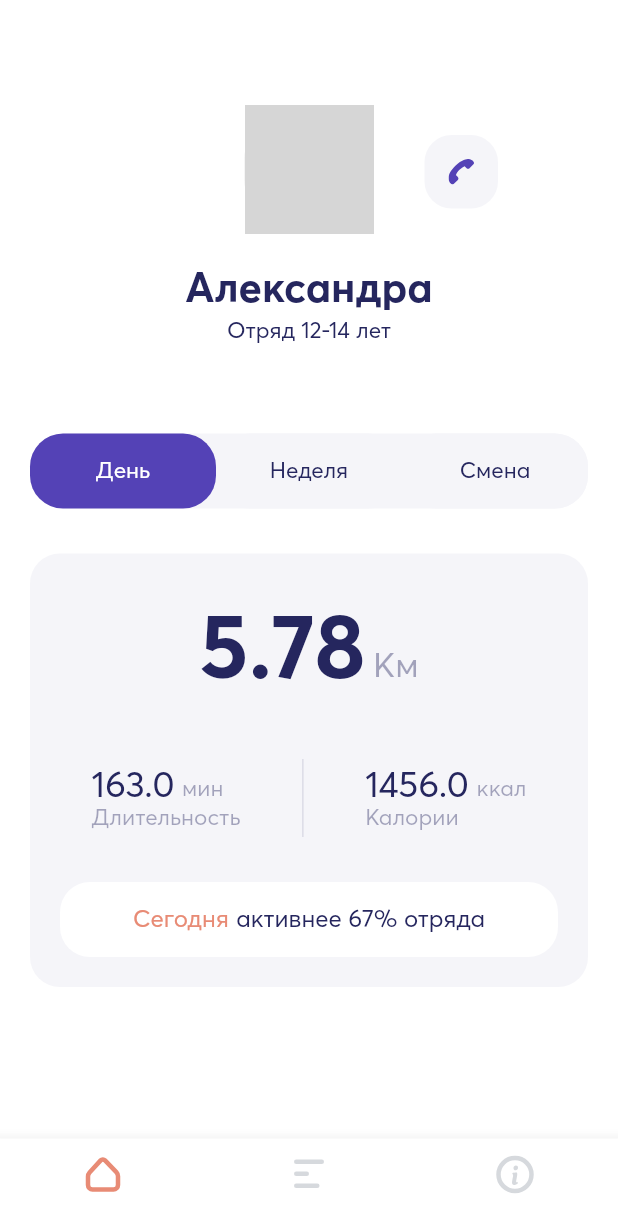
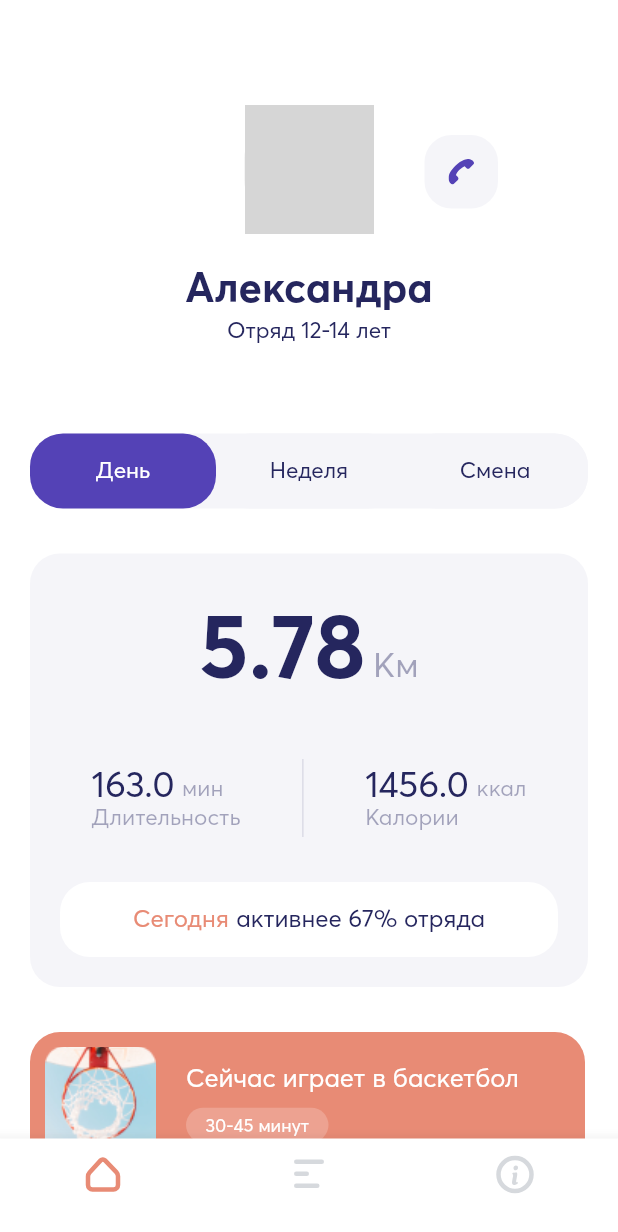
Before and after one commit to Optimist-Hacks/Hackathon.Yanao.2019, a Flutter app: the screen it shows after launch, on a phone screen of 412 x 824 dp. Shown: the top 1232 px of the screen. Run offline on Flutter 3.47's test engine with Material 2 defaults, Android fonts, the phone set to English and light mode, and no system bars; drawn by our look-alikes of cached_network_image; our stand-ins replace built_collection, built_value, flutter_svg, rxdart; generated files the repository leaves out were written again; network calls fail; grey boxes are pictures that could not be loaded.

Commit message:
basketball

```diff
--- a/lib/domain/home_bloc.dart
+++ b/lib/domain/home_bloc.dart
@@ -1,8 +1,9 @@
+import 'package:flutter_app/model/activity_item.dart';
 import 'package:flutter_app/model/day_filter.dart';
-import 'package:flutter_app/model/navigation_item.dart';
 import 'package:flutter_app/model/state/home_state.dart';
-import 'package:flutter_app/model/state/main_state.dart';
+import 'package:flutter_app/ui/berezka_icons.dart';
 import 'package:rxdart/rxdart.dart';
+import 'package:built_collection/built_collection.dart';
 
 class HomeBloc {
   final _stateSubject = BehaviorSubject<HomeState>();
@@ -11,8 +12,14 @@ class HomeBloc {
   Stream<HomeState> get state => _stateSubject;
 
   HomeBloc() {
-    initState =
-        HomeState((b) => b..activeDayFilter = DayFilter.day.toBuilder());
+    initState = HomeState((b) => b
+      ..activeDayFilter = DayFilter.day.toBuilder()
+      ..activityItems = BuiltSet<ActivityItem>([
+        ActivityItem((b) => b
+          ..icon = BerezkaIcons.basketball
+          ..name = "Сейчас играет в баскетбол"
+          ..duration = "30-45 минут")
+      ]).toBuilder());
     _stateSubject.add(initState);
   }
 
--- /dev/null
+++ b/lib/model/activity_item.dart
@@ -0,0 +1,23 @@
+import 'package:built_value/built_value.dart';
+import 'package:built_value/serializer.dart';
+import 'package:flutter/foundation.dart';
+import 'package:flutter_app/texts.dart';
+import 'package:flutter_app/ui/berezka_icons.dart';
+
+part 'activity_item.g.dart';
+
+abstract class ActivityItem
+    implements Built<ActivityItem, ActivityItemBuilder> {
+  static Serializer<ActivityItem> get serializer => _$activityItemSerializer;
+
+  String get icon;
+
+  String get name;
+
+  String get duration;
+
+  ActivityItem._();
+
+  factory ActivityItem([void Function(ActivityItemBuilder) updates]) =
+      _$ActivityItem;
+}
--- a/lib/model/state/home_state.dart
+++ b/lib/model/state/home_state.dart
@@ -1,12 +1,15 @@
 import 'package:built_value/built_value.dart';
+import 'package:flutter_app/model/activity_item.dart';
 import 'package:flutter_app/model/day_filter.dart';
-import 'package:flutter_app/model/navigation_item.dart';
+import 'package:built_collection/built_collection.dart';
 
 part 'home_state.g.dart';
 
 abstract class HomeState implements Built<HomeState, HomeStateBuilder> {
   DayFilter get activeDayFilter;
 
+  BuiltSet<ActivityItem> get activityItems;
+
   HomeState._();
 
   factory HomeState([void Function(HomeStateBuilder) updates]) = _$HomeState;
--- a/lib/ui/berezka_icons.dart
+++ b/lib/ui/berezka_icons.dart
@@ -3,4 +3,5 @@ class BerezkaIcons {
   static const schedule = "assets/schedule.svg";
   static const info = "assets/info.svg";
   static const phone = "assets/phone.svg";
+  static const basketball = "assets/basketball.png";
 }
--- a/lib/ui/page/home_page.dart
+++ b/lib/ui/page/home_page.dart
@@ -3,6 +3,7 @@ import 'dart:async';
 import 'package:cached_network_image/cached_network_image.dart';
 import 'package:flutter/material.dart';
 import 'package:flutter_app/domain/home_bloc.dart';
+import 'package:flutter_app/model/activity_item.dart';
 import 'package:flutter_app/model/day_filter.dart';
 import 'package:flutter_app/model/state/home_state.dart';
 import 'package:flutter_app/texts.dart';
@@ -51,6 +52,7 @@ class _HomePageState extends State<HomePage> {
       child: Center(
         child: Column(
           crossAxisAlignment: CrossAxisAlignment.center,
+          mainAxisAlignment: MainAxisAlignment.center,
           children: <Widget>[
             SizedBox(height: 70.0),
             Stack(
@@ -71,6 +73,8 @@ class _HomePageState extends State<HomePage> {
             _dayFilters(),
             SizedBox(height: 30.0),
             _activityStats(),
+            SizedBox(height: 30.0),
+            _schedule(),
           ],
         ),
       ),
@@ -336,6 +340,83 @@ class _HomePageState extends State<HomePage> {
     );
   }
 
+  Widget _schedule() {
+    return SizedBox(
+      height: 94,
+      width: double.maxFinite,
+      child: ListView.builder(
+        padding: EdgeInsets.symmetric(horizontal: 20.0),
+        scrollDirection: Axis.horizontal,
+        itemBuilder: (BuildContext context, index) =>
+            _activityItem(_state.activityItems.elementAt(index)),
+        itemCount: _state.activityItems.length,
+      ),
+    );
+  }
+
+  Widget _activityItem(ActivityItem activityItem) {
+    return Container(
+      width: 370,
+      height: 92,
+      decoration: BoxDecoration(
+        borderRadius: BorderRadius.circular(20.0),
+        color: BerezkaColors.orange,
+      ),
+      child: Row(
+        mainAxisAlignment: MainAxisAlignment.start,
+        crossAxisAlignment: CrossAxisAlignment.center,
+        children: <Widget>[
+          SizedBox(width: 10.0),
+          Image.asset(
+            activityItem.icon,
+            width: 74.0,
+            height: 74.0,
+            fit: BoxFit.cover,
+          ),
+          SizedBox(width: 20.0),
+          Column(
+            mainAxisAlignment: MainAxisAlignment.center,
+            crossAxisAlignment: CrossAxisAlignment.start,
+            children: <Widget>[
+              Text(
+                activityItem.name,
+                textAlign: TextAlign.start,
+                maxLines: 2,
+                style: TextStyle(
+                  color: BerezkaColors.white,
+                  fontWeight: FontWeight.w500,
+                  fontSize: 17,
+                  height: 1.17,
+                ),
+              ),
+              SizedBox(height: 10.0),
+              Container(
+                width: 95.0,
+                height: 23.0,
+                child: Center(
+                  child: Text(
+                    activityItem.duration,
+                    textAlign: TextAlign.center,
+                    style: TextStyle(
+                      color: BerezkaColors.white,
+                      fontWeight: FontWeight.w500,
+                      fontSize: 12,
+                      height: 1.12,
+                    ),
+                  ),
+                ),
+                decoration: BoxDecoration(
+                  borderRadius: BorderRadius.circular(20.0),
+                  color: BerezkaColors.white.withOpacity(0.2),
+                ),
+              ),
+            ],
+          ),
+        ],
+      ),
+    );
+  }
+
   void _onClickDayFilter(DayFilter dayFilter) {
     Log.d(_tag, "Click day filter $dayFilter");
     _homeBloc.onClickDayFilter(dayFilter);
```
Also changed, not shown: assets/basketball.png (added), lib/model/activity_item.g.dart (added), lib/model/state/home_state.g.dart.
